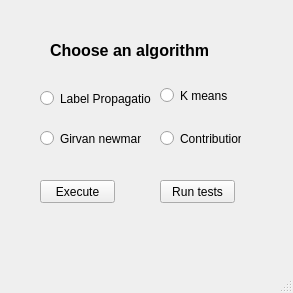
Before: the Qt Designer form final-main/GuI/chooseA.ui in mohamedsennia/d, drawn with Qt 5.
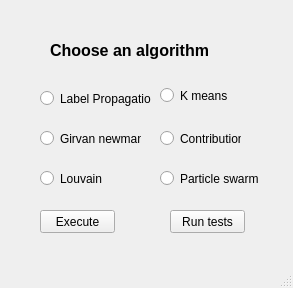
After: the same form once the commit is applied.

Patch:
```diff
--- a/final-main/GuI/chooseA.ui
+++ b/final-main/GuI/chooseA.ui
@@ -7,7 +7,7 @@
     <x>0</x>
     <y>0</y>
     <width>293</width>
-    <height>293</height>
+    <height>288</height>
    </rect>
   </property>
   <property name="windowTitle">
@@ -102,7 +102,7 @@
     <property name="geometry">
      <rect>
       <x>40</x>
-      <y>180</y>
+      <y>210</y>
       <width>75</width>
       <height>23</height>
      </rect>
@@ -114,8 +114,8 @@
    <widget class="QPushButton" name="pushButton_2">
     <property name="geometry">
      <rect>
-      <x>160</x>
-      <y>180</y>
+      <x>170</x>
+      <y>210</y>
       <width>75</width>
       <height>23</height>
      </rect>
@@ -124,6 +124,32 @@
      <string>Run tests</string>
     </property>
    </widget>
+   <widget class="QRadioButton" name="Louvain">
+    <property name="geometry">
+     <rect>
+      <x>40</x>
+      <y>170</y>
+      <width>101</width>
+      <height>17</height>
+     </rect>
+    </property>
+    <property name="text">
+     <string>Louvain</string>
+    </property>
+   </widget>
+   <widget class="QRadioButton" name="particle">
+    <property name="geometry">
+     <rect>
+      <x>160</x>
+      <y>170</y>
+      <width>101</width>
+      <height>17</height>
+     </rect>
+    </property>
+    <property name="text">
+     <string>Particle swarm</string>
+    </property>
+   </widget>
   </widget>
   <widget class="QMenuBar" name="menubar">
    <property name="geometry">
```
